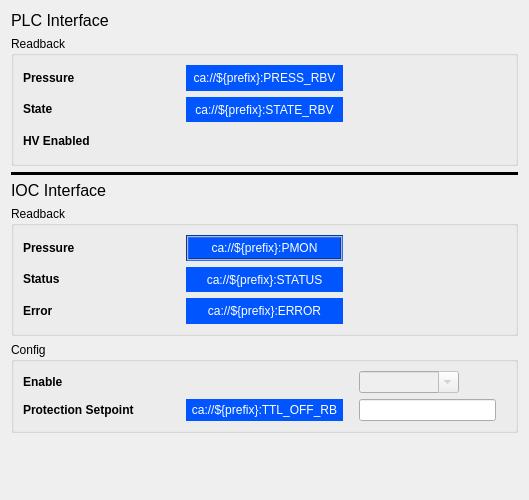
First picture: the form in pcdswidgets/ui/vacuum/pump_screens/PIPCombined_detailed.ui, repository pcdshub/pcdswidgets, before the edit.
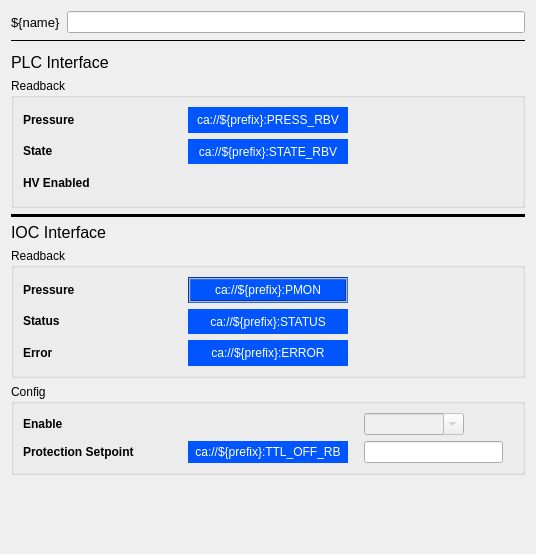
Second picture: the form after the edit. Custom widgets are drawn as their Qt base class.

```diff
--- a/pcdswidgets/ui/vacuum/pump_screens/PIPCombined_detailed.ui
+++ b/pcdswidgets/ui/vacuum/pump_screens/PIPCombined_detailed.ui
@@ -6,8 +6,8 @@
    <rect>
     <x>0</x>
     <y>0</y>
-    <width>529</width>
-    <height>500</height>
+    <width>536</width>
+    <height>554</height>
    </rect>
   </property>
   <property name="sizePolicy">
@@ -23,6 +23,67 @@
    <string notr="true"/>
   </property>
   <layout class="QVBoxLayout" name="verticalLayout_6">
+   <item>
+    <layout class="QHBoxLayout" name="horizontalLayout_2">
+     <item>
+      <widget class="PyDMLabel" name="PyDMLabel_10">
+       <property name="maximumSize">
+        <size>
+         <width>16777215</width>
+         <height>40</height>
+        </size>
+       </property>
+       <property name="font">
+        <font>
+         <pointsize>10</pointsize>
+        </font>
+       </property>
+       <property name="toolTip">
+        <string/>
+       </property>
+       <property name="text">
+        <string>${name}</string>
+       </property>
+      </widget>
+     </item>
+     <item>
+      <widget class="PyDMLineEdit" name="PyDMLineEdit_2">
+       <property name="toolTip">
+        <string/>
+       </property>
+      </widget>
+     </item>
+    </layout>
+   </item>
+   <item>
+    <widget class="Line" name="line_4">
+     <property name="frameShadow">
+      <enum>QFrame::Plain</enum>
+     </property>
+     <property name="lineWidth">
+      <number>1</number>
+     </property>
+     <property name="orientation">
+      <enum>Qt::Horizontal</enum>
+     </property>
+    </widget>
+   </item>
+   <item>
+    <spacer name="verticalSpacer_3">
+     <property name="orientation">
+      <enum>Qt::Vertical</enum>
+     </property>
+     <property name="sizeType">
+      <enum>QSizePolicy::Fixed</enum>
+     </property>
+     <property name="sizeHint" stdset="0">
+      <size>
+       <width>20</width>
+       <height>5</height>
+      </size>
+     </property>
+    </spacer>
+   </item>
    <item>
     <widget class="PyDMLabel" name="PyDMLabel">
      <property name="maximumSize">
```
